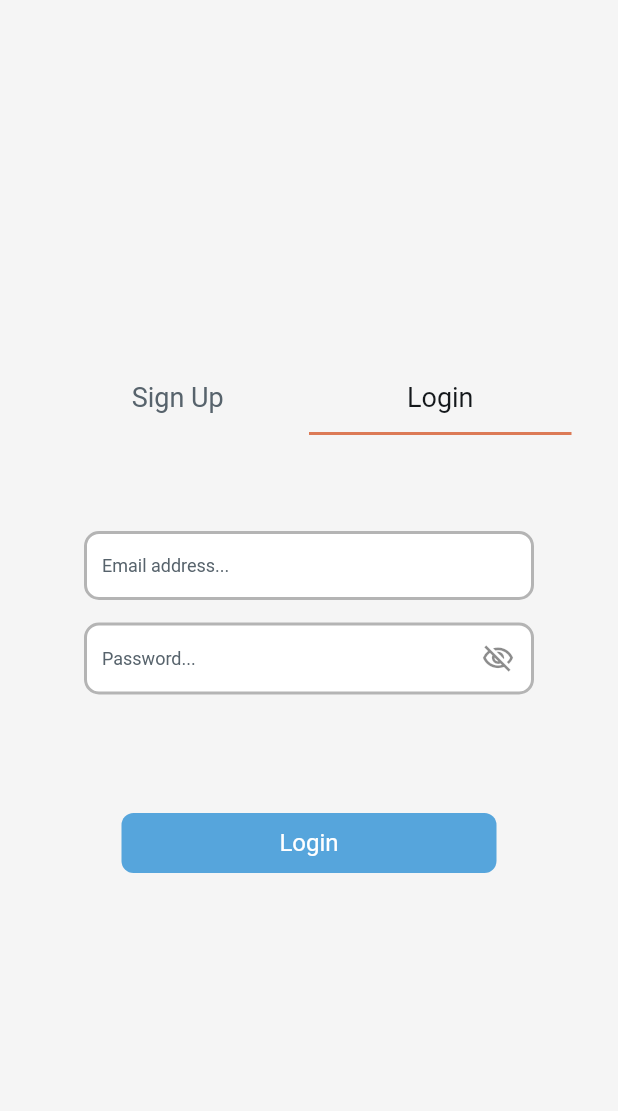
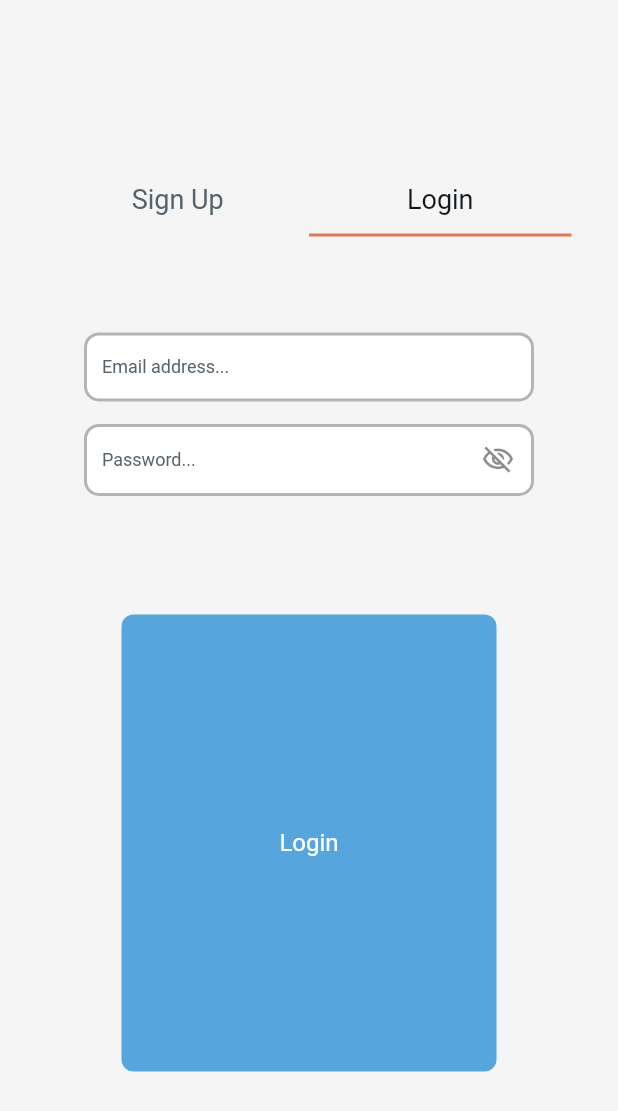
Before and after one commit to Bebrp/TodoApp-FlutterFlow, a Flutter app: the SignUpWidget screen opened directly, tab 2 chosen, on a phone screen of 412 x 824 dp. Shown: the top 1111 px of the screen. Run offline on Flutter 3.47's test engine with Material 3 defaults, Android fonts, the phone set to English and light mode, and no system bars; drawn by our look-alikes of auto_size_text; our stand-ins replace cloud_firestore, easy_debounce, file_picker, firebase_auth, firebase_core, firebase_storage and 11 more; missing offline and left inert: json_path, mime_type; accounts and stored records are empty; Roboto replaces fonts that are missing (Inria Serif).

Commit message:
Scale Up Login Button

```diff
--- a/lib/pages/sign_up/sign_up_widget.dart
+++ b/lib/pages/sign_up/sign_up_widget.dart
@@ -1101,7 +1101,7 @@ class _SignUpWidgetState extends State<SignUpWidget>
                             text: 'Login',
                             options: FFButtonOptions(
                               width: 250.0,
-                              height: 40.0,
+                              height: 304.72,
                               padding: EdgeInsetsDirectional.fromSTEB(
                                   16.0, 0.0, 16.0, 0.0),
                               iconPadding: EdgeInsetsDirectional.fromSTEB(
```
